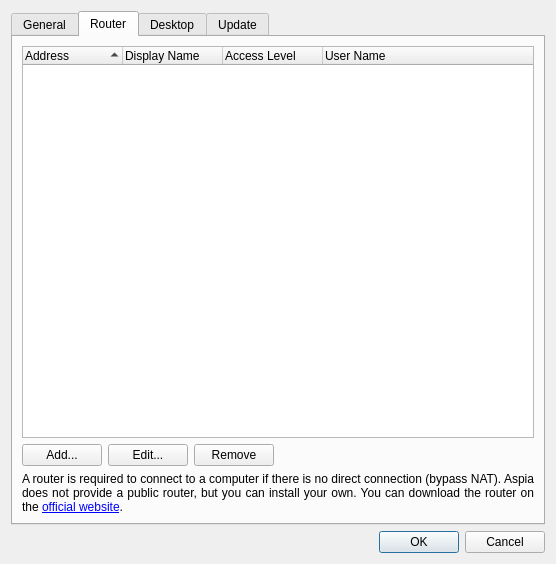
First picture: the form in source/client/ui/settings_dialog.ui, repository SammyEnigma/aspia, before the edit.
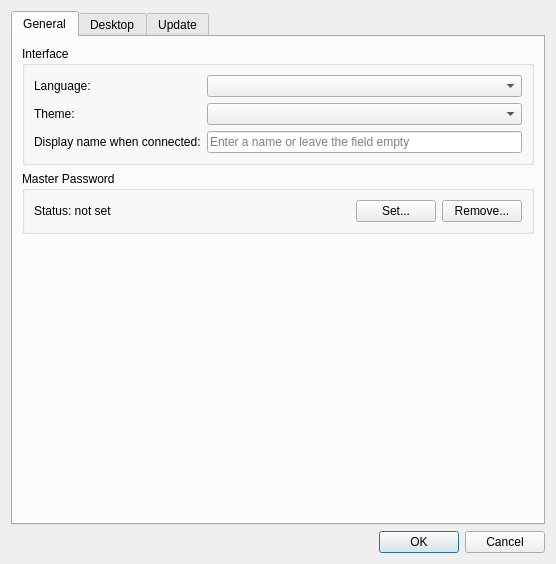
Second picture: the form after the edit. The open tabs and pages were chosen to show the change. Custom widgets are drawn as their Qt base class.

Diff of the .ui file:
```diff
--- a/source/client/ui/settings_dialog.ui
+++ b/source/client/ui/settings_dialog.ui
@@ -128,109 +128,6 @@
        </item>
       </layout>
      </widget>
-     <widget class="QWidget" name="tab_router">
-      <attribute name="title">
-       <string>Router</string>
-      </attribute>
-      <layout class="QVBoxLayout" name="verticalLayout_2">
-       <item>
-        <widget class="QTreeWidget" name="tree_routers">
-         <property name="editTriggers">
-          <set>QAbstractItemView::EditTrigger::NoEditTriggers</set>
-         </property>
-         <property name="showDropIndicator" stdset="0">
-          <bool>false</bool>
-         </property>
-         <property name="selectionMode">
-          <enum>QAbstractItemView::SelectionMode::SingleSelection</enum>
-         </property>
-         <property name="indentation">
-          <number>0</number>
-         </property>
-         <property name="rootIsDecorated">
-          <bool>false</bool>
-         </property>
-         <property name="sortingEnabled">
-          <bool>true</bool>
-         </property>
-         <column>
-          <property name="text">
-           <string>Address</string>
-          </property>
-         </column>
-         <column>
-          <property name="text">
-           <string>Display Name</string>
-          </property>
-         </column>
-         <column>
-          <property name="text">
-           <string>Access Level</string>
-          </property>
-         </column>
-         <column>
-          <property name="text">
-           <string>User Name</string>
-          </property>
-         </column>
-        </widget>
-       </item>
-       <item>
-        <layout class="QHBoxLayout" name="layout_router_buttons">
-         <item>
-          <widget class="QPushButton" name="button_add_router">
-           <property name="text">
-            <string>Add...</string>
-           </property>
-          </widget>
-         </item>
-         <item>
-          <widget class="QPushButton" name="button_edit_router">
-           <property name="text">
-            <string>Edit...</string>
-           </property>
-          </widget>
-         </item>
-         <item>
-          <widget class="QPushButton" name="button_remove_router">
-           <property name="text">
-            <string>Remove</string>
-           </property>
-          </widget>
-         </item>
-         <item>
-          <spacer name="horizontalSpacer_router">
-           <property name="orientation">
-            <enum>Qt::Orientation::Horizontal</enum>
-           </property>
-           <property name="sizeHint" stdset="0">
-            <size>
-             <width>40</width>
-             <height>20</height>
-            </size>
-           </property>
-          </spacer>
-         </item>
-        </layout>
-       </item>
-       <item>
-        <widget class="QLabel" name="label_router_info">
-         <property name="text">
-          <string>A router is required to connect to a computer if there is no direct connection (bypass NAT). Aspia does not provide a public router, but you can install your own. You can download the router on the &lt;a href=&quot;https://aspia.org&quot;&gt;official website&lt;/a&gt;.</string>
-         </property>
-         <property name="alignment">
-          <set>Qt::AlignmentFlag::AlignJustify|Qt::AlignmentFlag::AlignVCenter</set>
-         </property>
-         <property name="wordWrap">
-          <bool>true</bool>
-         </property>
-         <property name="openExternalLinks">
-          <bool>true</bool>
-         </property>
-        </widget>
-       </item>
-      </layout>
-     </widget>
      <widget class="QWidget" name="tab_desktop">
       <attribute name="title">
        <string>Desktop</string>
```
